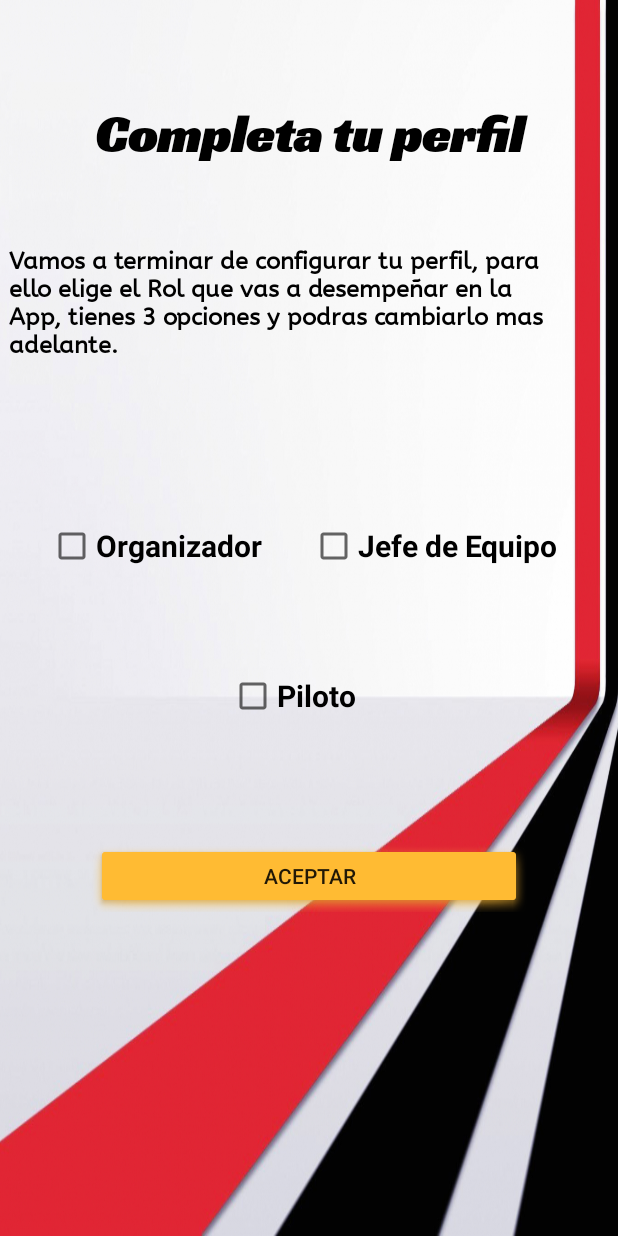
After one commit to MarcoP1993/MySimRacing, an Android app: the RoleActivity screen opened directly, with no data from a screen before it, on a phone screen of 412 x 824 dp. The commit adds this screen. Run offline under Robolectric (Android 15) with nearby library versions, the phone set to English and light mode, and no system bars; Roboto replaces fonts that are not available here.

Commit message:
Version 0.5.4 añadido el activity rol perfil

```diff
--- a/app/src/main/AndroidManifest.xml
+++ b/app/src/main/AndroidManifest.xml
@@ -9,6 +9,9 @@
         android:roundIcon="@mipmap/ic_launcher_tux_round"
         android:supportsRtl="true"
         android:theme="@style/Theme.AppCompat.DayNight.NoActionBar">
+        <activity
+            android:name=".RoleActivity"
+            android:exported="false" />
         <activity
             android:name=".RecuperarClaveActivity"
             android:exported="true" />
--- a/app/src/main/java/com/example/mysimracing/RegistroActivity.java
+++ b/app/src/main/java/com/example/mysimracing/RegistroActivity.java
@@ -93,7 +93,7 @@ public class RegistroActivity extends AppCompatActivity {
                         @Override
                         public void onComplete(@NonNull Task<Void> task2) {
                             if(task2.isSuccessful()){
-                                startActivity(new Intent(RegistroActivity.this, MainActivity.class));
+                                startActivity(new Intent(RegistroActivity.this, RoleActivity.class));
                                 finish();
                             }else{
                                 Toast.makeText(RegistroActivity.this, "No se pudo crear los datos en correctamente", Toast.LENGTH_LONG).show();
--- /dev/null
+++ b/app/src/main/java/com/example/mysimracing/RoleActivity.java
@@ -0,0 +1,14 @@
+package com.example.mysimracing;
+
+import androidx.appcompat.app.AppCompatActivity;
+
+import android.os.Bundle;
+
+public class RoleActivity extends AppCompatActivity {
+
+    @Override
+    protected void onCreate(Bundle savedInstanceState) {
+        super.onCreate(savedInstanceState);
+        setContentView(R.layout.activity_role);
+    }
+}
--- /dev/null
+++ b/app/src/main/res/layout/activity_role.xml
@@ -0,0 +1,104 @@
+<?xml version="1.0" encoding="utf-8"?>
+<androidx.constraintlayout.widget.ConstraintLayout xmlns:android="http://schemas.android.com/apk/res/android"
+    xmlns:app="http://schemas.android.com/apk/res-auto"
+    xmlns:tools="http://schemas.android.com/tools"
+    android:layout_width="match_parent"
+    android:layout_height="match_parent"
+    android:background="@drawable/fondoperfil"
+    tools:context=".RoleActivity">
+
+    <TextView
+        android:id="@+id/txt_elige_rol"
+        android:layout_width="0dp"
+        android:layout_height="wrap_content"
+        android:layout_marginStart="6dp"
+        android:layout_marginTop="164dp"
+        android:layout_marginEnd="32dp"
+        android:fontFamily="@font/abeezee"
+        android:text="@string/txt_configuracion"
+        android:textColor="@color/black"
+        android:textSize="16sp"
+        android:textStyle="bold"
+        app:layout_constraintEnd_toEndOf="parent"
+        app:layout_constraintHorizontal_bias="0.0"
+        app:layout_constraintStart_toStartOf="parent"
+        app:layout_constraintTop_toTopOf="parent" />
+
+    <TextView
+        android:id="@+id/txt_titulo_rol"
+        android:layout_width="0dp"
+        android:layout_height="wrap_content"
+        android:layout_marginStart="16dp"
+        android:layout_marginTop="68dp"
+        android:layout_marginEnd="16dp"
+        android:fontFamily="@font/racing_sans_one"
+        android:text="@string/txt_titulo_completa_tu_perfil"
+        android:textAlignment="center"
+        android:textColor="@color/black"
+        android:textSize="34sp"
+        android:textStyle="bold"
+        app:layout_constraintEnd_toEndOf="parent"
+        app:layout_constraintHorizontal_bias="0.0"
+        app:layout_constraintStart_toStartOf="parent"
+        app:layout_constraintTop_toTopOf="parent" />
+
+    <CheckBox
+        android:id="@+id/checkBox2"
+        android:layout_width="0dp"
+        android:layout_height="wrap_content"
+        android:layout_marginStart="32dp"
+        android:layout_marginBottom="100dp"
+        android:minHeight="48dp"
+        android:text="@string/cb_organizador"
+        android:textSize="20sp"
+        android:textStyle="bold"
+        app:layout_constraintBottom_toBottomOf="@+id/checkBox4"
+        app:layout_constraintStart_toStartOf="parent" />
+
+    <CheckBox
+        android:id="@+id/checkBox3"
+        android:layout_width="0dp"
+        android:layout_height="wrap_content"
+        android:layout_marginStart="32dp"
+        android:layout_marginEnd="32dp"
+        android:layout_marginBottom="52dp"
+        android:minHeight="48dp"
+        android:text="@string/cb_jefe_de_equipo"
+        android:textSize="20sp"
+        android:textStyle="bold"
+        app:layout_constraintBottom_toTopOf="@+id/checkBox4"
+        app:layout_constraintEnd_toEndOf="parent"
+        app:layout_constraintHorizontal_bias="0.0"
+        app:layout_constraintStart_toEndOf="@+id/checkBox2" />
+
+    <CheckBox
+        android:id="@+id/checkBox4"
+        android:layout_width="110dp"
+        android:layout_height="48dp"
+        android:layout_marginTop="200dp"
+        android:minHeight="48dp"
+        android:text="@string/cb_piloto"
+        android:textColor="@color/black"
+        android:textSize="20sp"
+        android:textStyle="bold"
+        app:layout_constraintBottom_toBottomOf="parent"
+        app:layout_constraintEnd_toEndOf="@+id/checkBox3"
+        app:layout_constraintHorizontal_bias="0.506"
+        app:layout_constraintStart_toStartOf="@+id/checkBox2"
+        app:layout_constraintTop_toBottomOf="@+id/txt_elige_rol"
+        app:layout_constraintVertical_bias="0.0" />
+
+    <Button
+        android:id="@+id/btn_completar_perfil"
+        android:layout_width="0dp"
+        android:layout_height="wrap_content"
+        android:layout_marginStart="60dp"
+        android:layout_marginTop="72dp"
+        android:layout_marginEnd="60dp"
+        android:background="@android:drawable/dialog_holo_light_frame"
+        android:backgroundTint="@android:color/holo_orange_light"
+        android:text="@string/btn_aceptar_perfil"
+        app:layout_constraintEnd_toEndOf="parent"
+        app:layout_constraintStart_toStartOf="parent"
+        app:layout_constraintTop_toBottomOf="@+id/checkBox4" />
+</androidx.constraintlayout.widget.ConstraintLayout>
--- a/app/src/main/res/values/strings.xml
+++ b/app/src/main/res/values/strings.xml
@@ -22,4 +22,10 @@
     <string name="nickname_usuario">Nickname</string>
     <string name="imagen_usuario">TODO</string>
     <string name="fondo_usuario">TextView</string>
+    <string name="txt_configuracion">Vamos a terminar de configurar tu perfil, para ello elige el Rol que vas a desempeñar en la App, tienes 3 opciones y podras cambiarlo mas adelante.</string>
+    <string name="txt_titulo_completa_tu_perfil">Completa tu perfil</string>
+    <string name="cb_piloto">Piloto</string>
+    <string name="cb_jefe_de_equipo">Jefe de Equipo</string>
+    <string name="cb_organizador">Organizador</string>
+    <string name="btn_aceptar_perfil">Aceptar</string>
 </resources>
```
Also changed, not shown: app/src/main/res/drawable-v24/fondoperfil.jpg (added).
